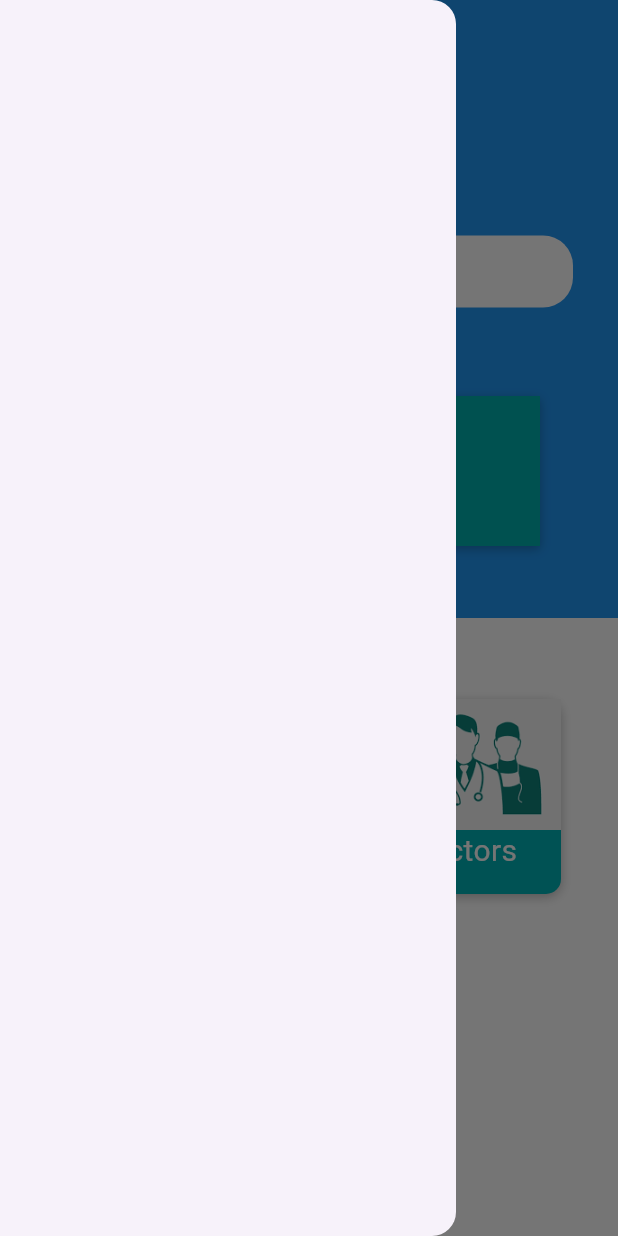
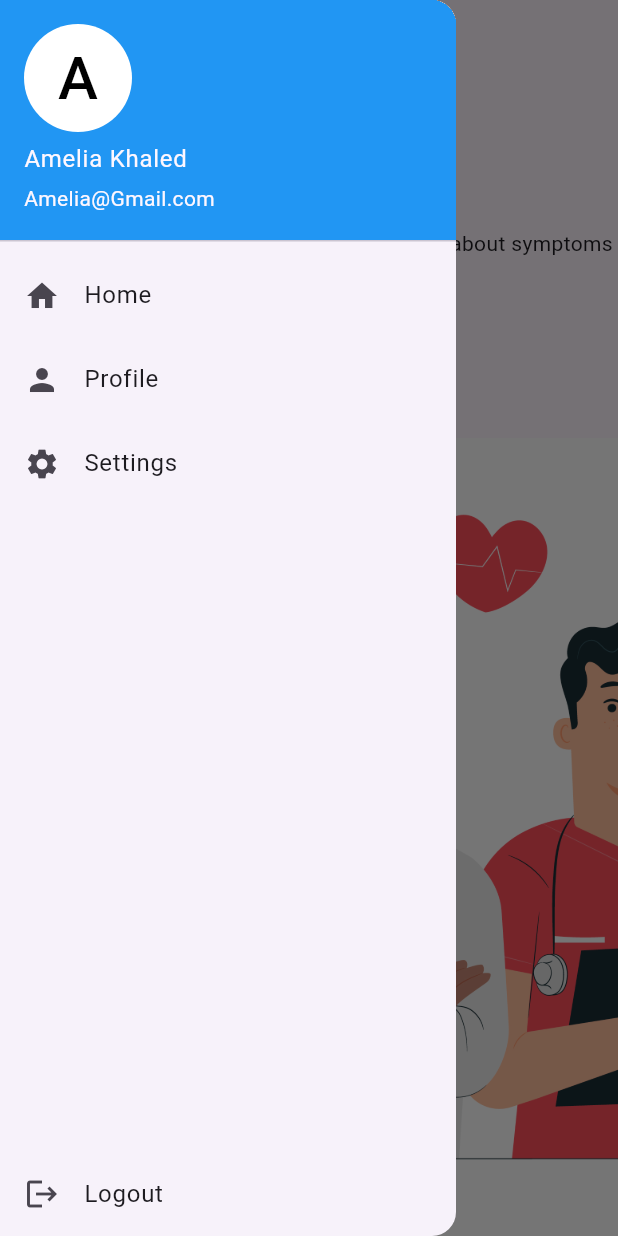
Before and after one commit to OmarHabeb/drugstore, a Flutter app: the screen it shows after launch, with the side drawer open, on a phone screen of 412 x 824 dp. Run offline on Flutter 3.47's test engine with Material 3 defaults, Android fonts, the phone set to English and light mode, and no system bars; our stand-ins replace lottie.

Commit message:
Created DoctorsStartingPage

```diff
--- a/lib/Screens/CategoriesPage.dart
+++ b/lib/Screens/CategoriesPage.dart
@@ -1,5 +1,4 @@
-import 'dart:ffi';
-
+import 'package:drugstore/Widgets/DrawerWidget.dart';
 import 'package:flutter/material.dart';
 
 class CategoriesPage extends StatefulWidget {
@@ -19,7 +18,7 @@ class _CategoriesPageState extends State<CategoriesPage> {
           backgroundColor: Colors.transparent,
           elevation: 0,
         ),
-        drawer: Drawer(),
+        drawer: CustomDrawer(),
         body: Column(
           children: [
             Expanded(
--- /dev/null
+++ b/lib/Screens/Doctors_StartingPage.dart
@@ -0,0 +1,82 @@
+import 'package:drugstore/Widgets/DrawerWidget.dart';
+import 'package:flutter/material.dart';
+
+class DoctorsStartingpage extends StatelessWidget {
+  const DoctorsStartingpage({super.key});
+
+  @override
+  Widget build(BuildContext context) {
+    return Scaffold(
+      extendBodyBehindAppBar: true,
+      appBar: AppBar(
+        iconTheme: IconThemeData(color: Color(0XFF00B3B6), size: 30),
+        backgroundColor: Colors.transparent,
+        elevation: 0,
+        centerTitle: true,
+        title: Row(
+          children: [
+            Icon(Icons.monitor_heart_sharp),
+            SizedBox(width: 10),
+            Text("PharMisr"),
+          ],
+        ),
+      ),
+      drawer: CustomDrawer(),
+      body: SafeArea(
+        child: Column(
+          children: [
+            SizedBox(height: 30),
+            Container(
+              padding: EdgeInsets.only(left: 30),
+              child: Column(
+                crossAxisAlignment: CrossAxisAlignment.start,
+                children: [
+                  Text(
+                    "Doctor's Helpline",
+                    style: TextStyle(color: Color(0XFF00B3B6), fontSize: 25),
+                  ),
+                  SizedBox(
+                    height: 30,
+                  ),
+                  Text(
+                      "Medical Advice: Seek professional advice about symptoms or health concerns."),
+                  SizedBox(
+                    height: 60,
+                  ),
+                  InkWell(
+                    child: Container(
+                      decoration: BoxDecoration(
+                        borderRadius: BorderRadius.circular(10),
+                        color: Color(0XFF012443),
+                        boxShadow: [
+                          BoxShadow(
+                            color: Colors.black26,
+                            blurRadius: 5,
+                            offset: Offset(0, 2),
+                          ),
+                        ],
+                      ),
+                      width: 170,
+                      height: 40,
+                      child: Center(
+                        child: Text(
+                          "Get Started",
+                          style: TextStyle(color: Colors.white, fontSize: 17),
+                        ),
+                      ),
+                    ),
+                  ),
+                ],
+              ),
+            ),
+            Expanded(
+                child: Image.asset(
+              "Images/docstart.jpg",
+              fit: BoxFit.cover,
+            ))
+          ],
+        ),
+      ),
+    );
+  }
+}
--- a/lib/Screens/SplashScreenPage.dart
+++ b/lib/Screens/SplashScreenPage.dart
@@ -1,5 +1,4 @@
 import 'package:drugstore/Screens/CategoriesPage.dart';
-import 'package:drugstore/Screens/LoginPage.dart';
 import 'package:flutter/material.dart';
 import 'package:lottie/lottie.dart';
 
@@ -9,6 +8,7 @@ class SplashScreenPage extends StatefulWidget {
   @override
   State<SplashScreenPage> createState() => _SlpashScreenState();
 }
+
 class _SlpashScreenState extends State<SplashScreenPage> {
   @override
   Widget build(BuildContext context) {
@@ -21,14 +21,16 @@ class _SlpashScreenState extends State<SplashScreenPage> {
             "Images/Doctor_Splash.json",
             repeat: false,
             onLoaded: (p0) => Future.delayed(p0.duration, () {
-                Navigator.pushReplacement(
-                    context, MaterialPageRoute(builder: (context) => CategoriesPage()));
+              Navigator.pushReplacementNamed(context, '/docstart');
             }),
           ),
-            Text("Welcome In Your Drugstore" , style: TextStyle(color: Colors.white , fontSize: 20 ,fontWeight: FontWeight.bold),)
+          Text(
+            "Welcome In Your Drugstore",
+            style: TextStyle(
+                color: Colors.white, fontSize: 20, fontWeight: FontWeight.bold),
+          )
         ],
       ),
-
     );
   }
 }
--- a/lib/Screens/StartingPage.dart
+++ /dev/null
@@ -1,12 +0,0 @@
-import 'package:flutter/material.dart';
-
-class StartingPage extends StatelessWidget {
-  const StartingPage({super.key});
-
-  @override
-  Widget build(BuildContext context) {
-    return Scaffold(
-
-    );
-  }
-}
--- /dev/null
+++ b/lib/Widgets/DrawerWidget.dart
@@ -0,0 +1,56 @@
+import 'package:flutter/material.dart';
+
+class CustomDrawer extends StatelessWidget {
+  @override
+  Widget build(BuildContext context) {
+    return Drawer(
+      child: Column(
+        children: [
+          UserAccountsDrawerHeader(
+            accountName: Text('Amelia Khaled'),
+            accountEmail: Text('Amelia@Gmail.com'),
+            currentAccountPicture: CircleAvatar(
+              backgroundColor: Colors.white,
+              child: Text(
+                'A',
+                style: TextStyle(fontSize: 40.0, color: Colors.black),
+              ),
+            ),
+            decoration: BoxDecoration(
+              color: Colors.blue,
+            ),
+          ),
+          ListTile(
+            leading: Icon(Icons.home),
+            title: Text('Home'),
+            onTap: () {
+              Navigator.pop(context);
+            },
+          ),
+          ListTile(
+            leading: Icon(Icons.person),
+            title: Text('Profile'),
+            onTap: () {
+              Navigator.pop(context);
+            },
+          ),
+          ListTile(
+            leading: Icon(Icons.settings),
+            title: Text('Settings'),
+            onTap: () {
+              Navigator.pop(context);
+            },
+          ),
+          Spacer(),
+          ListTile(
+            leading: Icon(Icons.logout),
+            title: Text('Logout'),
+            onTap: () {
+              Navigator.pushReplacementNamed(context, '/');
+            },
+          ),
+        ],
+      ),
+    );
+  }
+}
--- a/lib/main.dart
+++ b/lib/main.dart
@@ -1,3 +1,6 @@
+import 'package:drugstore/Screens/CategoriesPage.dart';
+import 'package:drugstore/Screens/Doctors_StartingPage.dart';
+import 'package:drugstore/Screens/LoginPage.dart';
 import 'package:drugstore/Screens/SplashScreenPage.dart';
 
 import 'package:flutter/material.dart';
@@ -13,7 +16,13 @@ class MyApp extends StatelessWidget {
     return MaterialApp(
       title: 'Drugstore',
       debugShowCheckedModeBanner: false,
-      home: SplashScreenPage(),
+      initialRoute: '/splash',
+      routes: {
+        '/': (context) => LoginPage(),
+        '/splash': (context) => SplashScreenPage(),
+        '/categories': (context) => CategoriesPage(),
+        '/docstart': (context) => DoctorsStartingpage(),
+      },
     );
   }
 }
```
Also changed, not shown: Images/docstart.jpg (added). Lines whose indentation alone changed are shown as unchanged.
